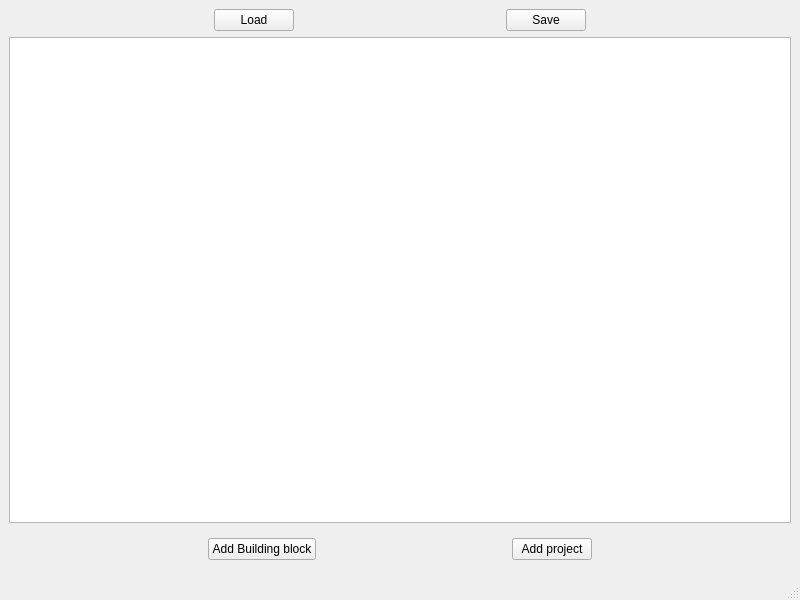
Qt form src/mainwindow.ui (jfouche/bbm) before a commit.
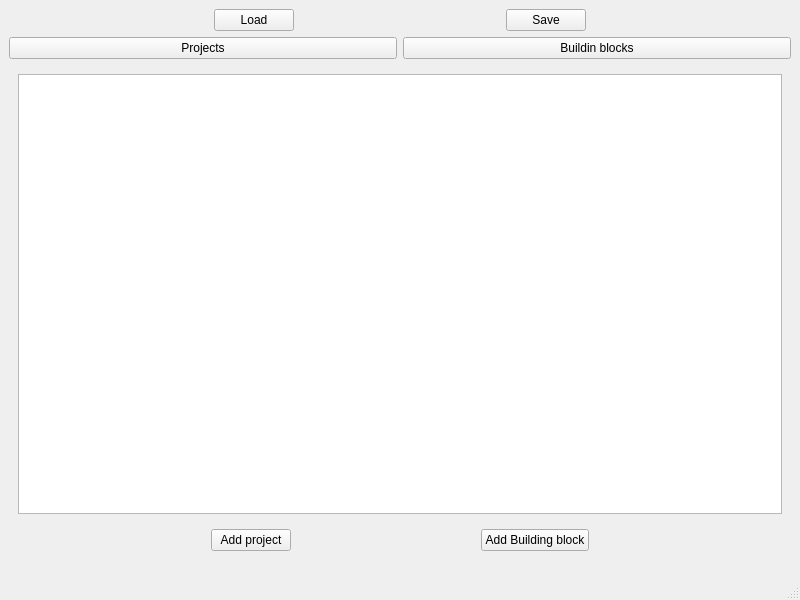
The same form after that commit.

Commit message: added 2 pages: 1 for projects, 1 for BB

The edit to the form file:
```diff
--- a/src/mainwindow.ui
+++ b/src/mainwindow.ui
@@ -73,6 +73,28 @@
      </layout>
     </item>
     <item>
+     <layout class="QHBoxLayout" name="horizontalLayout_3">
+      <item>
+       <widget class="QPushButton" name="btnPageProjects">
+        <property name="text">
+         <string>Projects</string>
+        </property>
+       </widget>
+      </item>
+      <item>
+       <widget class="QPushButton" name="btnPageBuildingBlocks">
+        <property name="text">
+         <string>Buildin blocks</string>
+        </property>
+       </widget>
+      </item>
+     </layout>
+    </item>
+    <item>
+     <widget class="QStackedWidget" name="stackedWidget">
+      <widget class="QWidget" name="pageProject">
+       <layout class="QVBoxLayout" name="verticalLayout_2">
+        <item>
      <widget class="QListView" name="listProjects">
       <property name="viewMode">
        <enum>QListView::ListMode</enum>
@@ -98,26 +120,6 @@
          </property>
         </spacer>
        </item>
-       <item>
-        <widget class="QPushButton" name="btnAddBuildinBlock">
-         <property name="text">
-          <string>Add Building block</string>
-         </property>
-        </widget>
-       </item>
-       <item>
-        <spacer name="horizontalSpacer">
-         <property name="orientation">
-          <enum>Qt::Horizontal</enum>
-         </property>
-         <property name="sizeHint" stdset="0">
-          <size>
-           <width>40</width>
-           <height>20</height>
-          </size>
-         </property>
-        </spacer>
-       </item>
        <item>
         <widget class="QPushButton" name="btnAddProject">
          <property name="text">
@@ -125,6 +127,26 @@
          </property>
         </widget>
        </item>
+           <item>
+            <spacer name="horizontalSpacer">
+             <property name="orientation">
+              <enum>Qt::Horizontal</enum>
+             </property>
+             <property name="sizeHint" stdset="0">
+              <size>
+               <width>40</width>
+               <height>20</height>
+              </size>
+             </property>
+            </spacer>
+           </item>
+           <item>
+            <widget class="QPushButton" name="btnAddBuildinBlock">
+             <property name="text">
+              <string>Add Building block</string>
+             </property>
+            </widget>
+           </item>
        <item>
         <spacer name="horizontalSpacer_3">
          <property name="orientation">
@@ -143,6 +165,11 @@
     </item>
    </layout>
   </widget>
+      <widget class="QWidget" name="page2"/>
+     </widget>
+    </item>
+   </layout>
+  </widget>
   <widget class="QStatusBar" name="statusbar"/>
  </widget>
  <resources/>
```
Left out of the diff: 91 changed lines with no effect on the pictures. Lines whose indentation alone changed are shown as unchanged. The commit also changes 2 other files.
